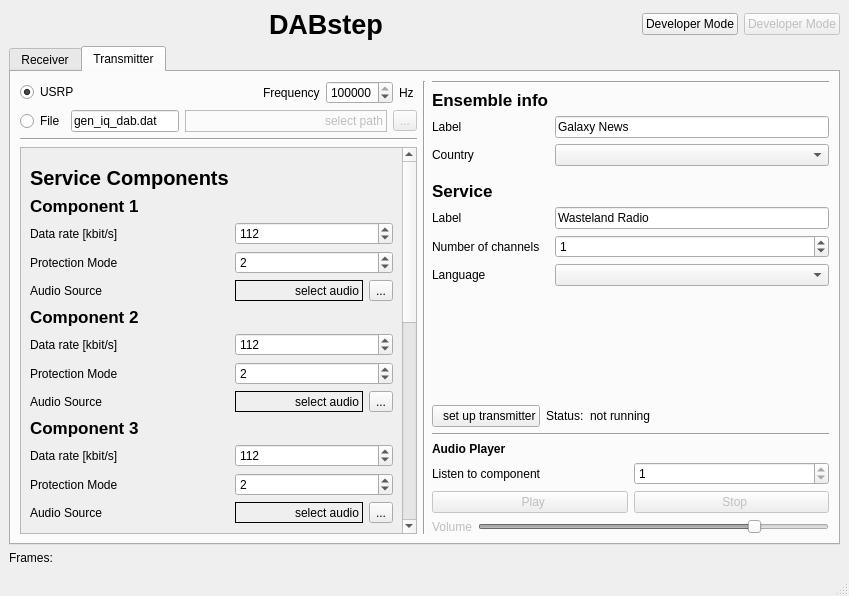
kit-cel/gr-dab, file python/GUI/user_frontend.ui: the form before one commit.
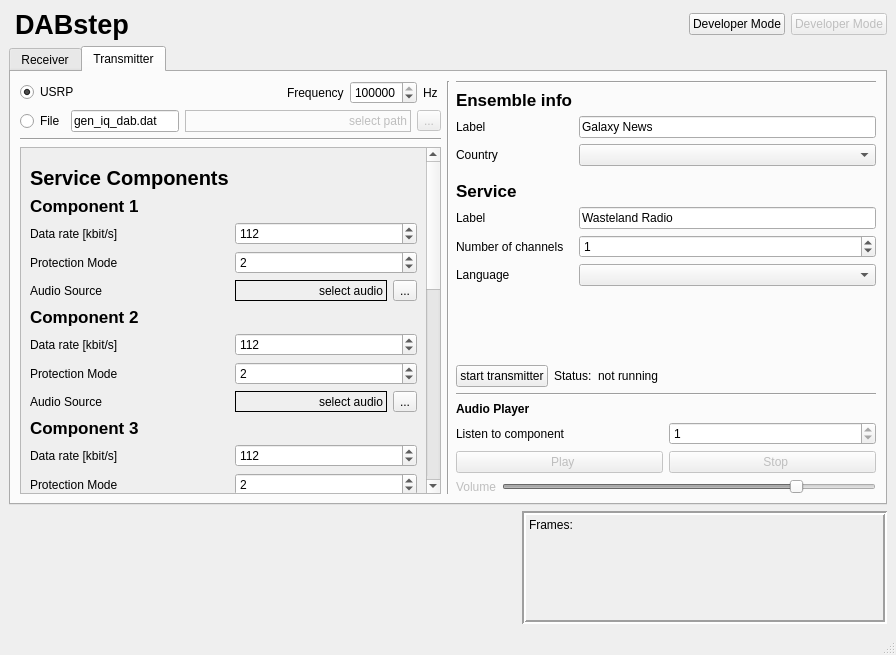
The form after the commit. The open tabs and pages were chosen to show the change. Icons and pictures are not drawn.

Commit message: GUI: logo, superframe display flow(devMode)

Diff of the .ui file:
```diff
--- a/python/GUI/user_frontend.ui
+++ b/python/GUI/user_frontend.ui
@@ -6,8 +6,8 @@
    <rect>
     <x>0</x>
     <y>0</y>
-    <width>849</width>
-    <height>596</height>
+    <width>896</width>
+    <height>655</height>
    </rect>
   </property>
   <property name="windowTitle">
@@ -20,19 +20,6 @@
    <layout class="QVBoxLayout" name="verticalLayout">
     <item>
      <layout class="QHBoxLayout" name="horizontalLayout_21">
-      <item>
-       <spacer name="horizontalSpacer_3">
-        <property name="orientation">
-         <enum>Qt::Horizontal</enum>
-        </property>
-        <property name="sizeHint" stdset="0">
-         <size>
-          <width>40</width>
-          <height>20</height>
-         </size>
-        </property>
-       </spacer>
-      </item>
       <item>
        <widget class="QLabel" name="label_5">
         <property name="text">
@@ -814,7 +801,7 @@
                 <rect>
                  <x>0</x>
                  <y>0</y>
-                 <width>369</width>
+                 <width>400</width>
                  <height>954</height>
                 </rect>
                </property>
@@ -1658,7 +1645,7 @@
               <item>
                <widget class="QPushButton" name="t_btn_init">
                 <property name="text">
-                 <string>  set up transmitter</string>
+                 <string>start transmitter</string>
                 </property>
                 <property name="icon">
                  <iconset theme="network-transmit">
@@ -1814,11 +1801,57 @@
     </item>
     <item>
      <layout class="QHBoxLayout" name="horizontalLayout_29">
+      <item>
+       <spacer name="horizontalSpacer_3">
+        <property name="orientation">
+         <enum>Qt::Horizontal</enum>
+        </property>
+        <property name="sizeHint" stdset="0">
+         <size>
+          <width>40</width>
+          <height>20</height>
+         </size>
+        </property>
+       </spacer>
+      </item>
       <item>
        <widget class="QLabel" name="label_firecode">
+        <property name="sizePolicy">
+         <sizepolicy hsizetype="Preferred" vsizetype="Preferred">
+          <horstretch>0</horstretch>
+          <verstretch>0</verstretch>
+         </sizepolicy>
+        </property>
+        <property name="minimumSize">
+         <size>
+          <width>365</width>
+          <height>113</height>
+         </size>
+        </property>
+        <property name="maximumSize">
+         <size>
+          <width>365</width>
+          <height>113</height>
+         </size>
+        </property>
+        <property name="frameShape">
+         <enum>QFrame::Box</enum>
+        </property>
+        <property name="frameShadow">
+         <enum>QFrame::Sunken</enum>
+        </property>
+        <property name="lineWidth">
+         <number>2</number>
+        </property>
+        <property name="midLineWidth">
+         <number>0</number>
+        </property>
         <property name="text">
          <string>&lt;html&gt;&lt;head/&gt;&lt;body&gt;&lt;p&gt;Frames:&lt;/p&gt;&lt;/body&gt;&lt;/html&gt;</string>
         </property>
+        <property name="alignment">
+         <set>Qt::AlignLeading|Qt::AlignLeft|Qt::AlignTop</set>
+        </property>
        </widget>
       </item>
      </layout>
```
Left out of the diff: 4 changed lines with no effect on the pictures. The commit also changes 3 other files.
